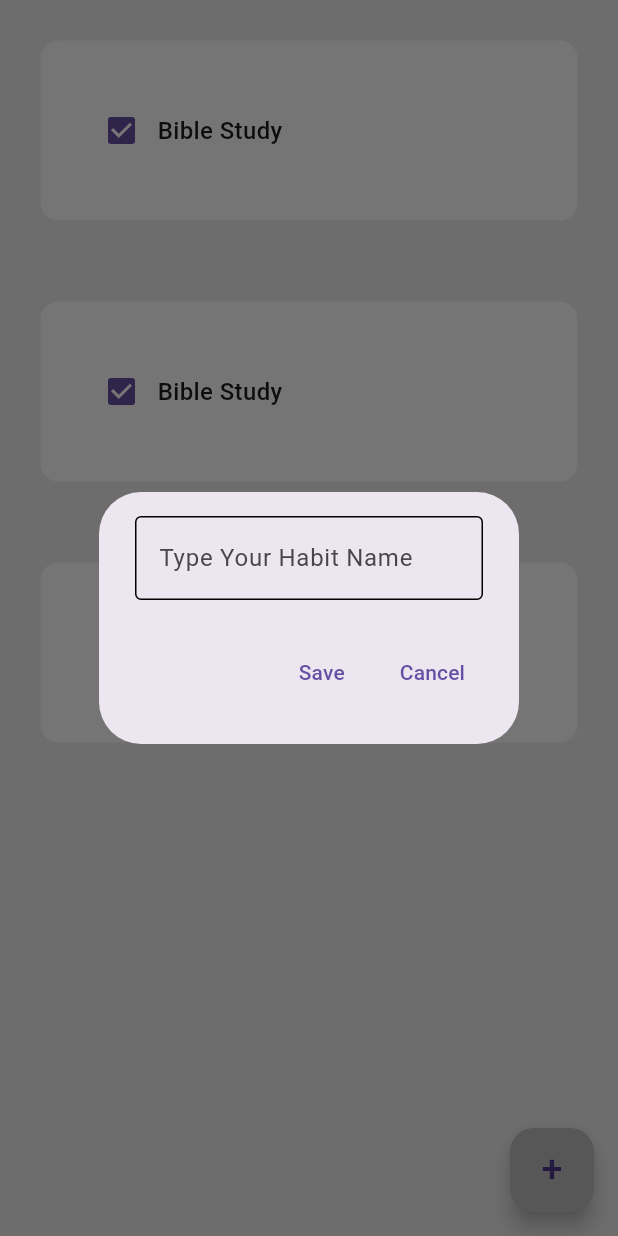
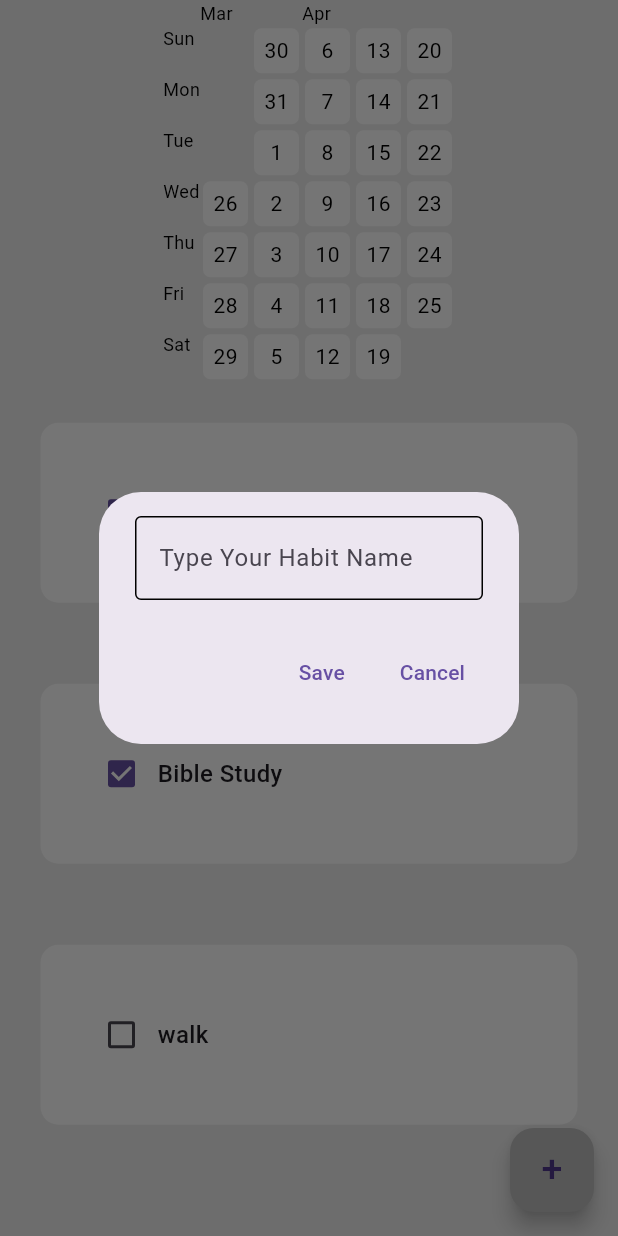
Before and after one commit to Dany4950/habitTracker-with-heatMap, a Flutter app: the screen it shows after launch, after a tap on an icon or button, on a phone screen of 412 x 824 dp. Run offline on Flutter 3.47's test engine with Material 3 defaults, Android fonts, the phone set to English and light mode, and no system bars; drawn by our look-alikes of flutter_heatmap_calendar, flutter_slidable; our stand-ins replace hive, hive_flutter; accounts and stored records are empty.

Commit message:
heatmap done

```diff
--- a/lib/date.time.dart
+++ b/lib/date.time.dart
@@ -10,7 +10,7 @@ String todayDateFormatted() {
 
   String day = dateTimeObject.day.toString();
   if (day.length == 1) {
-    month = '0$month';
+    day = '0$day';
   }
 
   String yyyymmdd = year + month + day;
@@ -18,18 +18,33 @@ String todayDateFormatted() {
 }
 
 DateTime createDateTimeObject(String yyyymmdd) {
-  int yyyy = int.parse(
-    yyyymmdd.substring(0, 4),
-  );
-  int mm = int.parse(yyyymmdd.substring(4, 6));
-  int dd = int.parse(yyyymmdd.substring(6, 8));
+  try {
+    if (yyyymmdd.length != 8) {
+      throw FormatException('Invalid date format: $yyyymmdd');
+    }
+    int yyyy = int.parse(yyyymmdd.substring(0, 4));
+    int mm = int.parse(yyyymmdd.substring(4, 6));
+    int dd = int.parse(yyyymmdd.substring(6, 8));
 
-  DateTime dateTimeObject = DateTime(yyyy, mm, dd);
-  return dateTimeObject;
+    // Additional validation for month and day
+    if (mm < 1 || mm > 12) {
+      throw FormatException('Invalid month value: $mm');
+    }
+    if (dd < 1 || dd > 31) {
+      throw FormatException('Invalid day value: $dd');
+    }
+
+    return DateTime(yyyy, mm, dd);
+  } catch (e) {
+    print('Error in creating DateTime: $e');
+    // Default to a safe value
+    return DateTime.now(); // Fallback to current date if error
+  }
 }
 
+
 String convertDateTimeToString(DateTime dateTime) {
- String year = dateTime.year.toString();
+  String year = dateTime.year.toString();
   String month = dateTime.month.toString();
 
   if (month.length == 1) {
@@ -38,7 +53,7 @@ String convertDateTimeToString(DateTime dateTime) {
 
   String day = dateTime.day.toString();
   if (day.length == 1) {
-    month = '0$month';
+    day = '0$day';
   }
 
   String yyyymmdd = year + month + day;
--- a/lib/habit.db.dart
+++ b/lib/habit.db.dart
@@ -1,11 +1,11 @@
 import 'package:habit_tracker/date.time.dart';
-import 'package:habit_tracker/main.dart';
 import 'package:hive/hive.dart';
 
 final _myBox = Hive.box("Habit_db");
 
 class HabitDb {
   List habitData = [];
+  Map<DateTime, int> heatMapdataset = {};
   void createData() {
     habitData = [
       ["Bible Study ", true],
@@ -28,5 +28,45 @@ class HabitDb {
   void uploadData() {
     _myBox.put(todayDateFormatted(), habitData);
     _myBox.put("Current_habit_list", habitData);
+
+    calculatehabitpercentage();
+  }
+
+  void calculatehabitpercentage() {
+    int completed = 0;
+    for (int i = 0; i < habitData.length; i++) {
+      if (habitData[i][1] == true) {
+        completed++;
+      }
+    }
+    String percent = habitData.isEmpty
+        ? '0.0'
+        : (completed / habitData.length).toStringAsFixed(1);
+    _myBox.put("Percentage_summary${todayDateFormatted()}", percent);
+  }
+
+  void loadHeatMap() {
+    DateTime startDate = createDateTimeObject(_myBox.get("START_DATE"));
+
+    int daysinBetween = DateTime.now().difference(startDate).inDays;
+
+    for (int i = 0; i < daysinBetween; i++) {
+      String yyyymmdd = convertDateTimeToString(
+        startDate.add(Duration(days: i)),
+      );
+      double strength = double.parse(
+        _myBox.get("Percentage_summary$yyyymmdd") ?? "0.0",
+      );
+
+      int year = startDate.add(Duration(days: i)).year;
+      int month = startDate.add(Duration(days: i)).month;
+      int days = startDate.add(Duration(days: i)).day;
+
+      final percentageforEachDay = <DateTime, int>{
+        DateTime(year, month, days): (10 * strength).toInt(),
+      };
+      heatMapdataset.addEntries(percentageforEachDay.entries);
+      print(heatMapdataset);
+    }
   }
 }
--- a/lib/main.dart
+++ b/lib/main.dart
@@ -1,6 +1,7 @@
 import 'package:flutter/material.dart';
 import 'package:habit_tracker/habit.db.dart';
 import 'package:habit_tracker/habit_tile.dart';
+import 'package:habit_tracker/monthly_summary.dart';
 import 'package:hive/hive.dart';
 import 'package:hive_flutter/hive_flutter.dart';
 
@@ -36,7 +37,7 @@ class _MainPageState extends State<MainPage> {
 
   @override
   void initState() {
-    if (_mybox.get("current_habit_list") == null) {
+    if (_mybox.get("Current_habit_list") == null) {
       db.createData();
     } else {
       db.loadData();
@@ -134,7 +135,13 @@ class _MainPageState extends State<MainPage> {
   Widget build(BuildContext context) {
     return Scaffold(
       backgroundColor: Colors.grey[200],
-      body: ListView.builder(
+      body: ListView(children: [
+        MonthlySummary(
+            dataset: db.heatMapdataset,
+             startDate: _mybox.get("START_DATE")??"20250326",),
+        ListView.builder(
+          shrinkWrap: true,
+          physics: NeverScrollableScrollPhysics(),
           itemCount: db.habitData.length,
           itemBuilder: (context, index) {
             return HabitTile(
@@ -147,6 +154,7 @@ class _MainPageState extends State<MainPage> {
                 habitName: db.habitData[index][0]);
           },
         ),
+      ]),
       floatingActionButton: FloatingActionButton(
           backgroundColor: Colors.grey[400],
           child: Text(
--- /dev/null
+++ b/lib/monthly_summary.dart
@@ -0,0 +1,41 @@
+import 'package:flutter/material.dart';
+import 'package:flutter_heatmap_calendar/flutter_heatmap_calendar.dart';
+import 'package:habit_tracker/date.time.dart';
+
+class MonthlySummary extends StatelessWidget {
+  final Map<DateTime, int> dataset;
+  final String startDate;
+  const MonthlySummary(
+      {required this.dataset, required this.startDate, super.key});
+
+  @override
+  Widget build(BuildContext context) {
+    return Container(
+      child: HeatMap(
+        defaultColor: Colors.white,
+        startDate: createDateTimeObject(startDate),
+        endDate: DateTime.now().add(Duration(days: 30)),
+        colorMode: ColorMode.color,
+        textColor: Colors.black,
+        showColorTip: false,
+        showText: true,
+        scrollable: true,
+        size: 30,
+        datasets: dataset,
+        colorsets: const {
+          1: Color(0xffebf5eb), // Lightest green (almost white)
+          3: Color(0xff9be9a8), // Light green
+          5: Color(0xff40c463), // Medium green
+          7: Color(0xff30a14e), // Dark green
+          9: Color(0xff216e39), // Darker green
+          11: Color(0xff161b22), // Darkest green (almost black)
+          13: Color(0xff0e4429), // Deep forest green
+        },
+        onClick: (value) {
+          ScaffoldMessenger.of(context)
+              .showSnackBar(SnackBar(content: Text(value.toString())));
+        },
+      ),
+    );
+  }
+}
--- a/pubspec.yaml
+++ b/pubspec.yaml
@@ -37,6 +37,8 @@ dependencies:
   flutter_slidable: ^4.0.0
   hive_flutter: ^1.1.0
   hive: ^2.2.3
+  flutter_map_heatmap: ^0.0.8
+  flutter_heatmap_calendar: ^1.0.5
 
 dev_dependencies:
   hive_generator: ^2.0.1
```
Also changed, not shown: pubspec.lock, 3 other files. Lines whose indentation alone changed are shown as unchanged.
